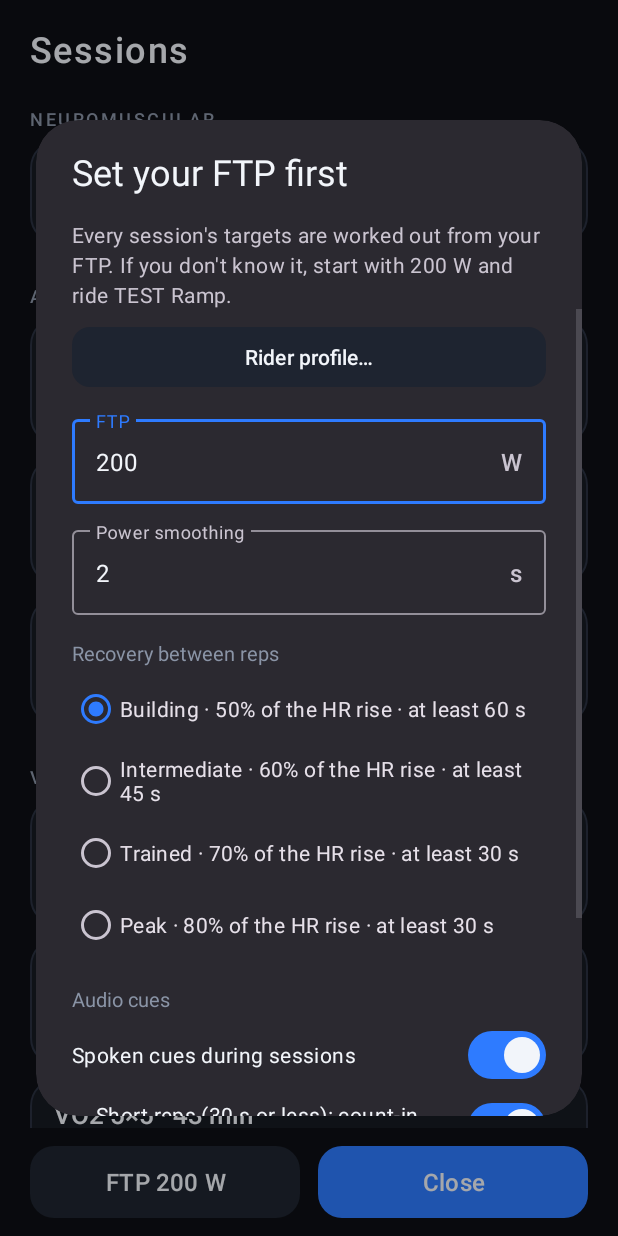
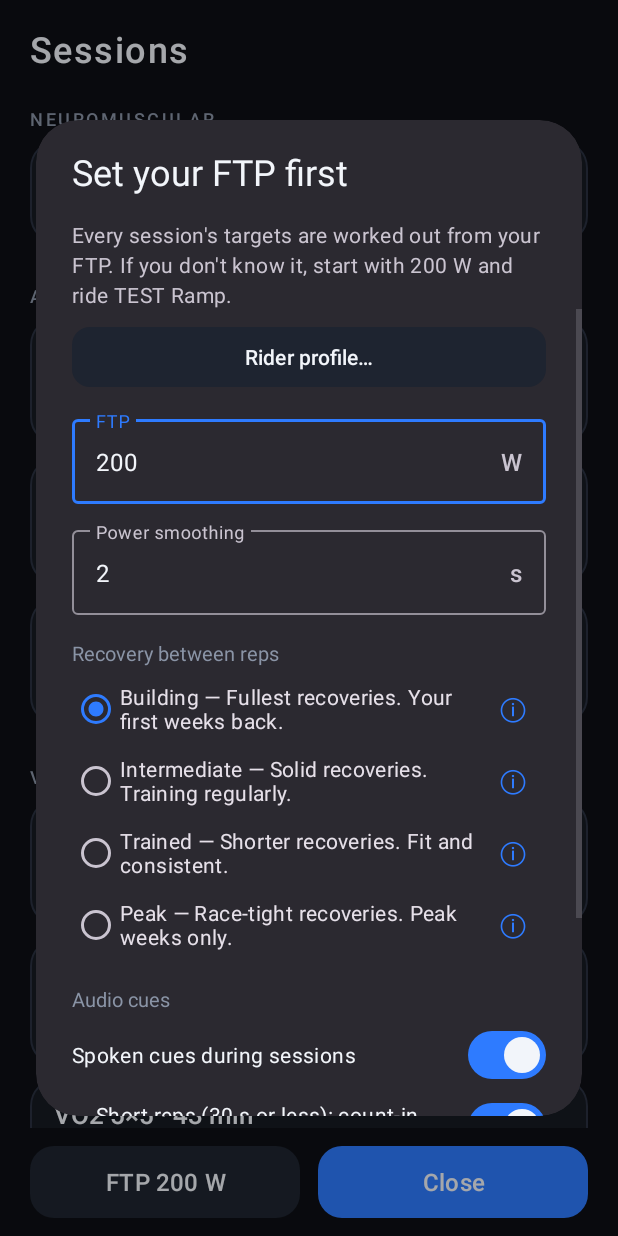
Before and after one commit to MarcJonesSA/mywatt, an Android app: the LibraryActivity screen opened directly, with no data from a screen before it, after a tap on an icon or button, on a phone screen of 412 x 824 dp. Run offline under Robolectric (Android 15) with nearby library versions, the phone set to English and light mode, and no system bars.

Commit message:
Word the recovery settings in rider language
Each recovery setting row now reads as the rider would put it:
Building - Fullest recoveries. Your first weeks back.
Intermediate - Solid recoveries. Training regularly.
Trained - Shorter recoveries. Fit and consistent.
Peak - Race-tight recoveries. Peak weeks only.
The percentages and times sit behind an (i) beside each row, which
explains in a sentence when the next rep starts.

Co-Authored-By: Claude Opus 5.5 <noreply@anthropic.com>

```diff
--- a/app/src/main/java/com/mywatt/app/engine/RecoverySetting.kt
+++ b/app/src/main/java/com/mywatt/app/engine/RecoverySetting.kt
@@ -15,11 +15,13 @@ enum class RecoverySetting(
     val releaseFraction: Double,
     val minRecoverySeconds: Int,
     val timeoutSeconds: Int,
+    /** One line in rider language for the settings screen; the numbers sit behind an (i). */
+    val blurb: String,
 ) {
-    Building("Building", 0.50, 60, 240),
-    Intermediate("Intermediate", 0.60, 45, 240),
-    Trained("Trained", 0.70, 30, 240),
-    Peak("Peak", 0.80, 30, 240);
+    Building("Building", 0.50, 60, 240, "Fullest recoveries. Your first weeks back."),
+    Intermediate("Intermediate", 0.60, 45, 240, "Solid recoveries. Training regularly."),
+    Trained("Trained", 0.70, 30, 240, "Shorter recoveries. Fit and consistent."),
+    Peak("Peak", 0.80, 30, 240, "Race-tight recoveries. Peak weeks only.");
 
     companion object {
         val DEFAULT = Building
--- a/app/src/main/java/com/mywatt/app/ui/SettingsDialog.kt
+++ b/app/src/main/java/com/mywatt/app/ui/SettingsDialog.kt
@@ -3,7 +3,10 @@ package com.mywatt.app.ui
 import android.app.Activity
 import android.content.Intent
 import android.view.View
-import android.widget.RadioGroup
+import android.view.Gravity
+import android.widget.LinearLayout
+import android.widget.TextView
+import androidx.core.content.ContextCompat
 import android.widget.Toast
 import com.google.android.material.dialog.MaterialAlertDialogBuilder
 import com.google.android.material.radiobutton.MaterialRadioButton
@@ -36,21 +39,52 @@ fun showSettingsDialog(
     input.setSelection(input.text?.length ?: 0)
     val smoothingInput = view.findViewById<TextInputEditText>(R.id.smoothingInput)
     smoothingInput.setText(settings.smoothingSeconds.toString())
-    val recoveryGroup = view.findViewById<RadioGroup>(R.id.recoverySettingGroup)
-    RecoverySetting.entries.forEach { setting ->
+    // One row per setting in rider language, with the numbers behind an (i). The rows hold
+    // more than a radio button, so the one-of-four choice is kept by hand, not by a RadioGroup.
+    val recoveryGroup = view.findViewById<LinearLayout>(R.id.recoverySettingGroup)
+    val density = activity.resources.displayMetrics.density
+    val radios = RecoverySetting.entries.map { setting ->
+        val radio = MaterialRadioButton(activity).apply {
+            tag = setting
+            text = activity.getString(R.string.recovery_setting_row, setting.label, setting.blurb)
+            isChecked = setting == settings.recoverySetting
+        }
+        val info = TextView(activity).apply {
+            text = "ⓘ"
+            textSize = 20f
+            setTextColor(ContextCompat.getColor(activity, R.color.accent))
+            val pad = (12 * density).toInt()
+            setPadding(pad, pad / 2, pad, pad / 2)
+            contentDescription = activity.getString(R.string.recovery_setting_info_more, setting.label)
+            setOnClickListener {
+                MaterialAlertDialogBuilder(activity)
+                    .setTitle(setting.label)
+                    .setMessage(
+                        activity.getString(
+                            R.string.recovery_setting_info,
+                            (setting.releaseFraction * 100).roundToInt(),
+                            setting.minRecoverySeconds,
+                            setting.timeoutSeconds,
+                        )
+                    )
+                    .setPositiveButton(android.R.string.ok, null)
+                    .show()
+            }
+        }
         recoveryGroup.addView(
-            MaterialRadioButton(activity).apply {
-                id = View.generateViewId()
-                tag = setting
-                text = activity.getString(
-                    R.string.recovery_setting_option,
-                    setting.label,
-                    (setting.releaseFraction * 100).roundToInt(),
-                    setting.minRecoverySeconds,
-                )
-                isChecked = setting == settings.recoverySetting
+            LinearLayout(activity).apply {
+                orientation = LinearLayout.HORIZONTAL
+                gravity = Gravity.CENTER_VERTICAL
+                addView(radio, LinearLayout.LayoutParams(0, LinearLayout.LayoutParams.WRAP_CONTENT, 1f))
+                addView(info)
             }
         )
+        radio
+    }
+    radios.forEach { radio ->
+        radio.setOnCheckedChangeListener { button, checked ->
+            if (checked) radios.filter { it !== button }.forEach { it.isChecked = false }
+        }
     }
 
     val cues = settings.cueSettings
@@ -98,8 +132,7 @@ fun showSettingsDialog(
             }
             settings.ftpWatts = entered
             settings.smoothingSeconds = smoothing
-            recoveryGroup.findViewById<View>(recoveryGroup.checkedRadioButtonId)
-                ?.let { settings.recoverySetting = it.tag as RecoverySetting }
+            radios.firstOrNull { it.isChecked }?.let { settings.recoverySetting = it.tag as RecoverySetting }
             settings.cueSettings = CueSettings(
                 enabled = cuesSwitch.isChecked,
                 shortTier = shortSwitch.isChecked,
--- a/app/src/main/res/layout/dialog_ftp.xml
+++ b/app/src/main/res/layout/dialog_ftp.xml
@@ -66,7 +66,7 @@
         android:textColor="@color/text_secondary"
         android:textSize="13sp" />
 
-    <RadioGroup
+    <LinearLayout
         android:id="@+id/recoverySettingGroup"
         android:layout_width="match_parent"
         android:layout_height="wrap_content"
--- a/app/src/main/res/values/strings.xml
+++ b/app/src/main/res/values/strings.xml
@@ -51,6 +51,9 @@
     <string name="smoothing_hint">Power smoothing</string>
     <string name="recovery_setting_title">Recovery between reps</string>
     <string name="recovery_setting_option">%1$s · %2$d%% of the HR rise · at least %3$d s</string>
+    <string name="recovery_setting_row">%1$s — %2$s</string>
+    <string name="recovery_setting_info">The next rep starts once your heart rate has come down %1$d%% of the way from its peak back to where it was before the rep, and not before %2$d s. If it has not come down after %3$d s, the next rep starts anyway.</string>
+    <string name="recovery_setting_info_more">About %1$s</string>
     <string name="results_recovery_setting">Recovery setting: %1$s</string>
     <string name="smoothing_invalid">Enter a smoothing window between %1$d and %2$d seconds</string>
 
```
Also changed, not shown: 1 other file.
